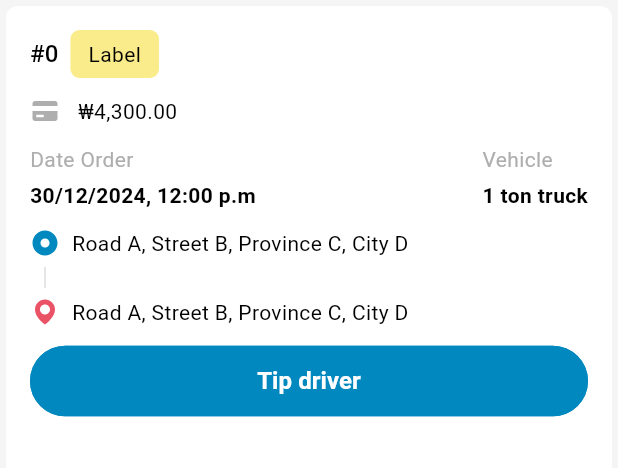
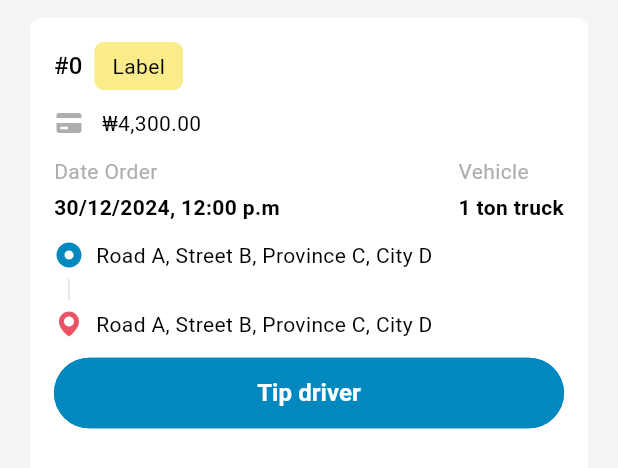
Before and after one commit to Anna-Gogox/Order-UI, a Flutter app: the OrderCard widget shown alone on an empty page, opened directly with empty values, on a phone screen of 412 x 824 dp. Shown: the top 468 px of the screen. Run offline on Flutter 3.47's test engine with Material 3 defaults, Android fonts, the phone set to English and light mode, and no system bars; our stand-ins replace chopper, connectivity_plus, flutter_bloc, flutter_svg; generated files the repository leaves out were written again; network calls fail.

Commit message:
add DetailOrder bloc and cache OrderList state when offline

```diff
--- a/lib/widgets/order_card.dart
+++ b/lib/widgets/order_card.dart
@@ -1,7 +1,12 @@
 import 'package:flutter/material.dart';
+import 'package:flutter_bloc/flutter_bloc.dart';
 import 'package:flutter_svg/svg.dart';
+import 'package:order_ui/blocs/order/detail_order/detail_order_bloc.dart';
+import 'package:order_ui/blocs/order/detail_order/detail_order_event.dart';
 import 'package:order_ui/core/theme/app_pallete.dart';
 import 'package:order_ui/gen/assets.gen.dart';
+import 'package:order_ui/pages/detail_order_page.dart';
+import 'package:order_ui/services/order_service.dart';
 import 'package:order_ui/utils/formatters.dart';
 
 class OrderCard extends StatefulWidget {
@@ -15,31 +20,57 @@ class OrderCard extends StatefulWidget {
 class _OrderCardState extends State<OrderCard> {
   @override
   Widget build(BuildContext context) {
-    return Card(
-      //margin: EdgeInsets.only(left: 20.0, right: 20.0, top: 12.0),
+    return InkWell(
+      onTap: () => _navigateToDetailPage(context, widget.orderId),
+      child: Card(
+        margin: EdgeInsets.only(left: 20.0, right: 20.0, top: 12.0),
         color: Theme.of(context).colorScheme.surface,
         elevation: 0,
-      shape: RoundedRectangleBorder(
-        borderRadius: BorderRadius.circular(8),
+        shape: RoundedRectangleBorder(borderRadius: BorderRadius.circular(8)),
+        child: Padding(
+          padding: const EdgeInsets.only(
+            top: 16.0,
+            bottom: 24.0,
+            left: 16.0,
+            right: 16.0,
           ),
-      child: Padding(
-        padding: const EdgeInsets.only(top: 16.0, bottom: 24.0, left: 16.0, right: 16.0),
           child: Column(
             children: [
               IdAndStatus(id: "#${widget.orderId.toString()}"),
-            SizedBox(height: 12.0,),
+              SizedBox(height: 12.0),
               AmountTotal(number: 4300),
-            SizedBox(height: 12.0,),
-            DetailDateAndVehicle(dateOrder: '30/12/2024, 12:00 p.m', vehicle: '1 ton truck'),
-            SizedBox(height: 12.0,),
-            Address(appointmentPoint: 'Road A, Street B, Province C, City D', destinationPoint: 'Road A, Street B, Province C, City D'),
-            SizedBox(height: 12.0,),
-            ButtonInOrderItem(textButton: 'Tip driver',)
+              SizedBox(height: 12.0),
+              DetailDateAndVehicle(
+                dateOrder: '30/12/2024, 12:00 p.m',
+                vehicle: '1 ton truck',
+              ),
+              SizedBox(height: 12.0),
+              Address(
+                appointmentPoint: 'Road A, Street B, Province C, City D',
+                destinationPoint: 'Road A, Street B, Province C, City D',
+              ),
+              SizedBox(height: 12.0),
+              ButtonInOrderItem(textButton: 'Tip driver'),
             ],
+          ),
         ),
       ),
     );
   }
+}
+
+void _navigateToDetailPage(BuildContext context, int id) {
+  final orderService = RepositoryProvider.of<OrderService>(context);
+
+  Navigator.of(context).push(
+    MaterialPageRoute(
+      builder: (context) => BlocProvider(
+        create: (_) => DetailOrderBloc(orderService)
+          ..add(DetailOrderRequested(id)),
+        child: DetailOrderScreen(orderId: id),
+      ),
+    ),
+  );
 }
 
 class StatusLabel extends StatelessWidget {
```
Also changed, not shown: lib/blocs/order/detail_order/detail_order_bloc.dart (+8 -8 lines), lib/blocs/order/detail_order/detail_order_event.dart (+8 -2 lines), lib/blocs/order/detail_order/detail_order_state.dart (+8 -10 lines), lib/blocs/order/order_list/order_list_bloc.dart (+6 -1 lines), lib/pages/detail_order_page.dart (+8 -12 lines), lib/pages/order_list_page.dart (+16 -42 lines). Lines whose indentation alone changed are shown as unchanged.
